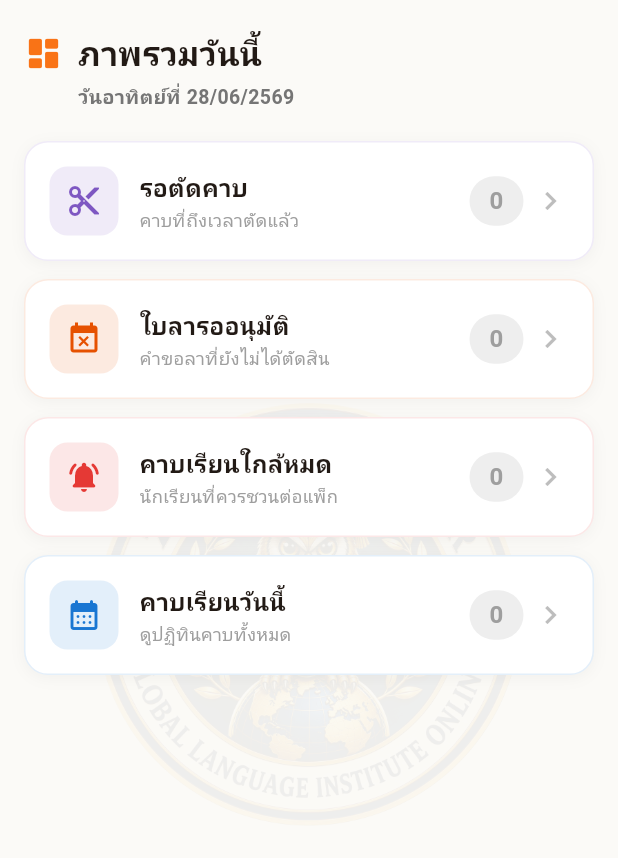
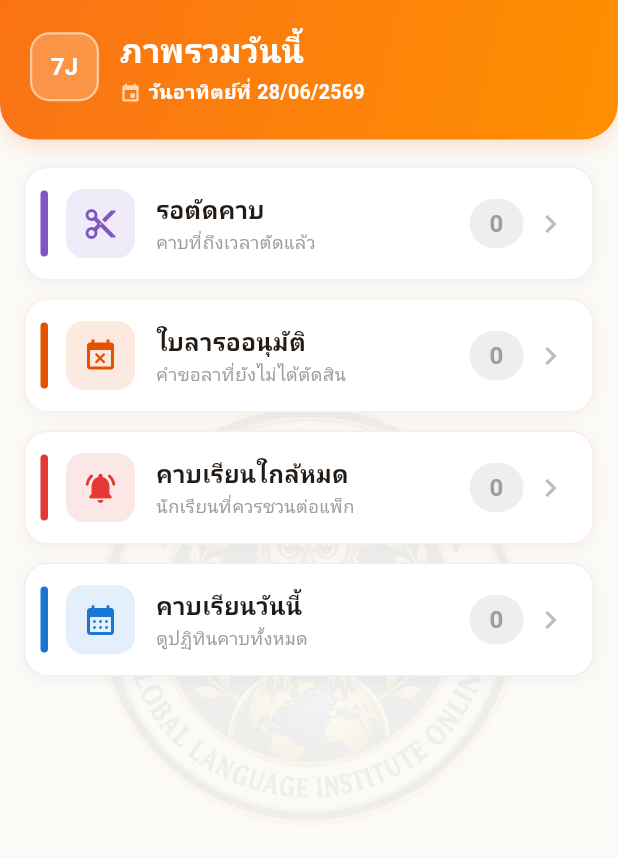
Before and after one commit to Dara47/7JV5-mobile, a Flutter app: the AdminDashboardScreen screen opened directly with empty values, on a phone screen of 412 x 824 dp. Shown: the top 858 px of the screen. Run offline on Flutter 3.47's test engine with Material 3 defaults, Android fonts, the phone set to English and light mode, and no system bars; our stand-ins replace cloud_firestore, firebase_auth, firebase_core, web; missing offline and left inert: dart:js_interop, excel; accounts and stored records are empty; generated files the repository leaves out were written again.

Commit message:
Dashboard: ธีมสีแบรนด์ 7J — แบนเนอร์ส้มไล่สี + การ์ดแถบสีซ้าย
หัวหน้าเป็นแบนเนอร์ไล่สีส้ม (โทนเดียวกับเมนู/ปุ่ม Home) โลโก้ 7J +
ชื่อ+วันที่สีขาว, การ์ดแต่ละแถวเพิ่มแถบสีซ้ายตามฟังก์ชัน ให้เข้าชุด
กับทั้งระบบ

Co-Authored-By: Claude Opus 4.8 <noreply@anthropic.com>

```diff
--- a/lib/screens/admin_dashboard_screen.dart
+++ b/lib/screens/admin_dashboard_screen.dart
@@ -1,5 +1,8 @@
 import 'package:flutter/material.dart';
 import '../utils/date_format.dart';
+
+const _kOrange = Color(0xFFF97316);
+const _kOrangeDeep = Color(0xFFFF8F00);
 
 /// หน้า "วันนี้" (ภาพรวมสำหรับ admin) — รวมตัวเลขสำคัญในจอเดียว
 /// แตะแต่ละแถว → เด้งไปหน้า/ป๊อปอัปรายละเอียด (reuse ของเดิม ไม่อ่านข้อมูลซ้ำ)
@@ -29,25 +32,12 @@ class AdminDashboardScreen extends StatelessWidget {
   Widget build(BuildContext context) {
     return Scaffold(
       backgroundColor: Colors.transparent,
-      body: SafeArea(
+      body: Column(children: [
+        _banner(),
+        Expanded(
           child: ListView(
-          padding: const EdgeInsets.fromLTRB(16, 20, 16, 100),
+            padding: const EdgeInsets.fromLTRB(16, 18, 16, 100),
             children: [
-            // หัวข้อ + วันที่ไทย
-            const Row(children: [
-              Icon(Icons.dashboard_rounded, color: Color(0xFFF97316), size: 26),
-              SizedBox(width: 10),
-              Text('ภาพรวมวันนี้',
-                  style: TextStyle(fontSize: 22, fontWeight: FontWeight.bold)),
-            ]),
-            const SizedBox(height: 4),
-            Padding(
-              padding: const EdgeInsets.only(left: 36),
-              child: Text(thaiDateFull(nowThai()),
-                  style: TextStyle(fontSize: 13, color: Colors.grey.shade600, fontWeight: FontWeight.w600)),
-            ),
-            const SizedBox(height: 20),
-
               _Tile(
                 icon: Icons.content_cut,
                 color: const Color(0xFF7E57C2),
@@ -83,6 +73,53 @@ class AdminDashboardScreen extends StatelessWidget {
             ],
           ),
         ),
+      ]),
+    );
+  }
+
+  /// แบนเนอร์ส้มแบรนด์ 7J (โทนเดียวกับเมนู/ปุ่ม Home)
+  Widget _banner() {
+    return Container(
+      width: double.infinity,
+      decoration: const BoxDecoration(
+        gradient: LinearGradient(
+          begin: Alignment.topLeft, end: Alignment.bottomRight,
+          colors: [_kOrange, _kOrangeDeep],
+        ),
+        borderRadius: BorderRadius.vertical(bottom: Radius.circular(24)),
+        boxShadow: [BoxShadow(color: Color(0x33F97316), blurRadius: 12, offset: Offset(0, 4))],
+      ),
+      child: SafeArea(
+        bottom: false,
+        child: Padding(
+          padding: const EdgeInsets.fromLTRB(20, 18, 20, 22),
+          child: Row(children: [
+            // โลโก้ 7J สี่เหลี่ยมมน (เหมือนหัวเมนู)
+            Container(
+              width: 46, height: 46,
+              decoration: BoxDecoration(
+                color: Colors.white.withValues(alpha: 0.22),
+                borderRadius: BorderRadius.circular(13),
+                border: Border.all(color: Colors.white.withValues(alpha: 0.5), width: 1.5),
+              ),
+              child: const Center(child: Text('7J',
+                  style: TextStyle(color: Colors.white, fontWeight: FontWeight.bold, fontSize: 16))),
+            ),
+            const SizedBox(width: 14),
+            Expanded(child: Column(crossAxisAlignment: CrossAxisAlignment.start, children: [
+              const Text('ภาพรวมวันนี้',
+                  style: TextStyle(fontSize: 22, fontWeight: FontWeight.bold, color: Colors.white)),
+              const SizedBox(height: 3),
+              Row(children: [
+                const Icon(Icons.event_rounded, size: 14, color: Colors.white70),
+                const SizedBox(width: 5),
+                Text(thaiDateFull(nowThai()),
+                    style: const TextStyle(fontSize: 13, color: Colors.white, fontWeight: FontWeight.w600)),
+              ]),
+            ])),
+          ]),
+        ),
+      ),
     );
   }
 }
@@ -107,7 +144,7 @@ class _Tile extends StatelessWidget {
       decoration: BoxDecoration(
         color: Colors.white,
         borderRadius: BorderRadius.circular(16),
-        border: Border.all(color: color.withValues(alpha: hasItems ? 0.35 : 0.12)),
+        border: Border.all(color: color.withValues(alpha: hasItems ? 0.30 : 0.10)),
         boxShadow: [
           BoxShadow(color: Colors.black.withValues(alpha: 0.04), blurRadius: 8, offset: const Offset(0, 2)),
         ],
@@ -118,8 +155,14 @@ class _Tile extends StatelessWidget {
           borderRadius: BorderRadius.circular(16),
           onTap: onTap,
           child: Padding(
-            padding: const EdgeInsets.symmetric(horizontal: 16, vertical: 16),
+            padding: const EdgeInsets.fromLTRB(10, 14, 16, 14),
             child: Row(children: [
+              // แถบสีซ้าย (accent ตามฟังก์ชัน)
+              Container(
+                width: 5, height: 44,
+                decoration: BoxDecoration(color: color, borderRadius: BorderRadius.circular(4)),
+              ),
+              const SizedBox(width: 12),
               Container(
                 width: 46, height: 46,
                 decoration: BoxDecoration(
@@ -135,7 +178,6 @@ class _Tile extends StatelessWidget {
                 Text(sub, style: TextStyle(fontSize: 12, color: Colors.grey.shade500)),
               ])),
               const SizedBox(width: 10),
-              // ตัวเลขรวม (เด่นเมื่อมีรายการ)
               Container(
                 constraints: const BoxConstraints(minWidth: 36),
                 padding: const EdgeInsets.symmetric(horizontal: 10, vertical: 5),
```
Lines whose indentation alone changed are shown as unchanged.
